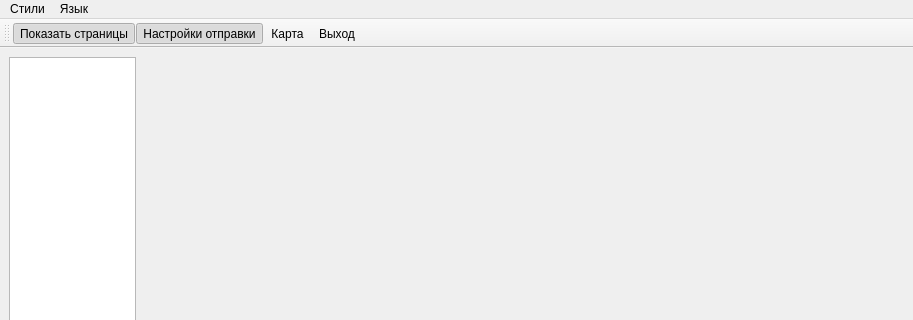
Above: ui/MainWindow/MainWindow.ui from Jomart02/Lazuli before the change; both pictures show x 0 to 913 and y 0 to 320 of the 913 by 838 pixel window. Below: the same form after it.
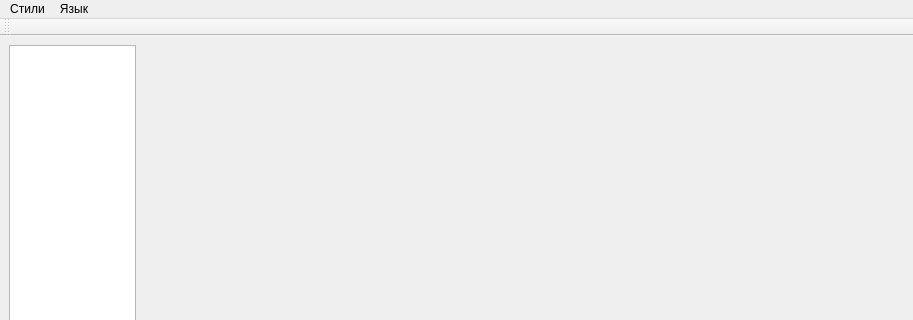
That is the form after the change. Custom widgets are drawn as their Qt base class.

```diff
--- a/ui/MainWindow/MainWindow.ui
+++ b/ui/MainWindow/MainWindow.ui
@@ -71,10 +71,6 @@
    <attribute name="toolBarBreak">
     <bool>false</bool>
    </attribute>
-   <addaction name="ShowPages"/>
-   <addaction name="sendOptions"/>
-   <addaction name="map"/>
-   <addaction name="Exit"/>
   </widget>
   <widget class="QMenuBar" name="menuBar">
    <property name="geometry">
@@ -103,34 +99,6 @@
    <addaction name="menuCnbkb"/>
    <addaction name="languageMenu"/>
   </widget>
-  <action name="ShowPages">
-   <property name="checkable">
-    <bool>true</bool>
-   </property>
-   <property name="checked">
-    <bool>true</bool>
-   </property>
-   <property name="text">
-    <string>Показать страницы</string>
-   </property>
-   <property name="menuRole">
-    <enum>QAction::NoRole</enum>
-   </property>
-  </action>
-  <action name="sendOptions">
-   <property name="checkable">
-    <bool>true</bool>
-   </property>
-   <property name="checked">
-    <bool>true</bool>
-   </property>
-   <property name="text">
-    <string>Настройки отправки</string>
-   </property>
-   <property name="menuRole">
-    <enum>QAction::NoRole</enum>
-   </property>
-  </action>
   <action name="actionDay">
    <property name="checkable">
     <bool>false</bool>
@@ -153,31 +121,6 @@
     <string>night</string>
    </property>
   </action>
-  <action name="Exit">
-   <property name="checkable">
-    <bool>true</bool>
-   </property>
-   <property name="text">
-    <string>Выход</string>
-   </property>
-   <property name="menuRole">
-    <enum>QAction::NoRole</enum>
-   </property>
-  </action>
-  <action name="map">
-   <property name="checkable">
-    <bool>true</bool>
-   </property>
-   <property name="checked">
-    <bool>false</bool>
-   </property>
-   <property name="text">
-    <string>Карта</string>
-   </property>
-   <property name="menuRole">
-    <enum>QAction::NoRole</enum>
-   </property>
-  </action>
  </widget>
  <customwidgets>
   <customwidget>
```
